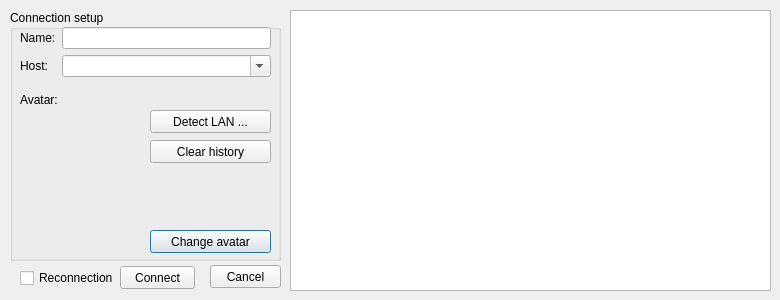
Above: src/dialog/connectiondialog.ui from NijigenDevs/QSanguosha-For-Saimoe before the change. Below: the same form after it.
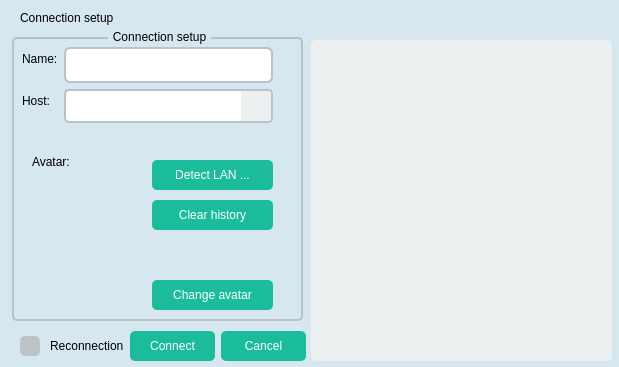
That is the form after the change. Icons and pictures are not drawn.

What changed in the file:
```diff
--- a/src/dialog/connectiondialog.ui
+++ b/src/dialog/connectiondialog.ui
@@ -9,30 +9,510 @@
    <rect>
     <x>0</x>
     <y>0</y>
-    <width>780</width>
-    <height>300</height>
+    <width>619</width>
+    <height>367</height>
    </rect>
   </property>
+  <property name="sizePolicy">
+   <sizepolicy hsizetype="Preferred" vsizetype="Preferred">
+    <horstretch>0</horstretch>
+    <verstretch>0</verstretch>
+   </sizepolicy>
+  </property>
   <property name="windowTitle">
    <string>Connection setup</string>
   </property>
+  <property name="styleSheet">
+   <string notr="true">QProgressBar {
+    color : solid gray;
+    border: 2px solid gray;
+    border-radius: 5px;
+    background: transparent;
+    padding: 0px;
+    text-align: center;
+}
+
+QProgressBar::chunk {
+    background: #B22222;
+}
+
+QTextEdit {
+	border-left: none;
+	border-right: none;
+	border-top: 1px solid qlineargradient(spread:reflect, x1:0, y1:0, x2:0.5, y2:0, stop:0 transparent, stop:1 rgb(166, 150, 122));
+	border-bottom: none;
+    background-color: rgba(0, 0, 0, 40%);
+}
+
+QTextEdit[description=&quot;true&quot;] {
+    border: 10px;
+    border-image: none;
+    background-color: rgba(255,255,255,255);
+}
+
+QTextEdit#whatsnew {
+	background-image: url(image/system/simpleBg/whatsnew.png);
+}
+
+QLineEdit {
+	border: 2px solid rgb(185, 195, 199);
+	padding-left: 8px;
+	min-height: 32px;
+	border-radius: 6px;
+	alignment: left center;
+}
+
+QLineEdit:focus {
+	border-color: rgb(26, 188, 156);
+}
+
+QLineEdit:disabled {
+	background-color: rgba(244, 246, 246, 70%);
+	border-color: rgba(213, 219, 219, 70%);
+	color: rgba(163, 169, 169, 70%);
+}
+
+QLineEdit#chat_edit {
+    background-color: rgba(0, 0, 0, 200);
+    color: white;
+    border: 1px solid rgb(166, 150, 122);
+    height: 20px;
+    border-radius: 2px;
+}
+
+QStatusBar::item {
+     border: 0px solid grey;
+ }
+
+QMenu[private_pile=&quot;true&quot;] {
+    background-color: rgba(43,63,53,200);
+    border-radius: 1px;
+    color: white;
+}
+
+QPushButton[private_pile=&quot;true&quot;] {
+    background-color: rgba(43,63,53,200);
+    border-radius: 1px;
+    color: white;
+}
+
+QMenu[treasure = true] {
+    background-color: rgba(64, 52, 0, 200);
+    border-radius: 5px;
+    color: white;
+}
+
+QPushButton[treasure = true] {
+    background-color: rgba(64, 52, 0, 200);
+    border-radius: 5px;
+    color: white;
+}
+
+QDialog {
+	background: rgb(214, 231, 239);
+}
+
+QTabWidget::pane {
+	border: none;
+}
+
+QTabWidget::tab-bar {
+    subcontrol-position: center;
+}
+
+QTabBar::tab {
+	alignment: center;
+	background-color: rgb(236, 240, 241);
+	border: none;
+	width: 109;
+	height: 44;
+	color: rgb(52, 73, 94);
+	font: 13px;
+}
+
+QTabBar::tab:only-one, QTabBar::tab:first {
+	border-top-left-radius: 5px;
+	border-bottom-left-radius: 5px;
+}
+
+QTabBar::tab:only-one, QTabBar::tab:last {
+	border-top-right-radius: 5px;
+	border-bottom-right-radius: 5px;
+}
+
+QTabBar::tab:selected {
+	background-color: rgb(26, 188, 156);
+}
+
+QTabBar::tab:!selected:hover {
+	color: rgb(26, 188, 156);
+}
+
+QTabBar::scroller {
+	width: 52px;
+}
+
+QTabBar QToolButton {
+	background-color: rgb(236, 240, 241);
+	border: transparent;
+	border-radius: 5px;
+	alignment: center;
+}
+
+QTabBar QToolButton:hover {
+	background-color: rgb(26, 188, 156);
+}
+
+QTabBar QToolButton::left-arrow {
+	image: url(image/system/controls/tabbar-left-arrow.png);
+	width: 12;
+	height: 12;
+}
+
+QTabBar QToolButton::right-arrow {
+	image: url(image/system/controls/tabbar-right-arrow.png);
+	width: 12;
+	height: 12;
+}
+
+QPushButton[game_control=&quot;true&quot;] {
+    border: 0px solid gray;
+    font: 12px;
+    border-radius: 5px;
+    padding: 6px 12px 6px 12px;
+}
+
+QPushButton#pause {
+    background-image: url(image/system/button/pause.png);
+}
+
+QPushButton#play {
+    background-image: url(image/system/button/play.png);
+}
+
+QPushButton#slow-down {
+    background-image: url(image/system/button/slow-down.png);
+}
+
+QPushButton#speed-up {
+    background-image: url(image/system/button/speed-up.png);
+}
+
+QPushButton#uniform {
+    background-image: url(image/system/button/uniform.png);
+}
+
+QPushButton[control = true] {
+	color: rgb(183, 218, 238);
+	background-color:rgba(0, 0, 0, 0);
+	border-style:none;
+}
+
+QPushButton[control = true]:hover {
+	background-color: rgb(72, 160, 212);
+}
+
+QPushButton[control = true][bold = true] {
+	font: bold;
+}
+
+#closeButton[control = true]:hover {
+	background-color: rgb(238, 44, 44);
+}
+
+QMenu {
+	background-color: rgb(216, 255, 253);
+	border: none;
+}
+
+QMenu::item {
+	padding: 7px 40px 7px 35px;
+	background: transparent;
+	border-radius: 2px;
+}
+
+QMenu::item:selected {
+	background: rgba(88, 201, 241, 200);
+}
+
+QMenu::separator {
+	height: 1px;
+    background: qlineargradient(spread:reflect, x1:0, y1:0, x2:0.5, y2:0, stop:0 transparent, stop:1 rgba(72, 160, 212, 255));
+	border-radius: 1px;
+    margin-left: 5px;
+    margin-right: 5px;
+}
+
+QMenu::indicator:checked {
+	margin-left: 5px;
+	width: 15px;
+	height: 15px;
+	image: url(image/system/controls/menu-indicator.png);
+}
+
+QMenu::right-arrow {
+	margin-right: 5px;
+	width: 12px;
+	height: 12px;
+	image: url(image/system/controls/menu-right-arrow.png);
+}
+
+QSpinBox {
+	border: 2px solid rgb(185, 195, 199);
+	padding-left: 8px;
+	min-height: 32px;
+	border-radius: 5px;
+	alignment: left center;
+}
+
+QSpinBox:focus {
+	border-color: rgb(26, 188, 156);
+}
+
+QSpinBox:disabled {
+	background-color: rgba(244, 246, 246, 70%);
+	border-color: rgba(213, 219, 219, 70%);
+	color: rgba(163, 169, 169, 70%);
+}
+
+QSpinBox::up-button {
+	margin-top: 1px;
+	margin-right: 1px;
+	background: rgb(236, 240, 241);
+	border-top-right-radius: 3px;
+}
+
+QSpinBox::down-button {
+	margin-bottom: 1px;
+	margin-right: 1px;
+	background: rgb(236, 240, 241);
+	border-bottom-right-radius: 3px;
+}
+
+QSpinBox::up-button:hover, QSpinBox::down-button:hover {
+	background: rgb(26, 188, 156);
+}
+
+QSpinBox::up-button:disabled, QSpinBox::down-button:disabled {
+	background-color: rgba(213, 219, 219, 70%);
+}
+
+QSpinBox::up-arrow {
+	image: url(image/system/controls/spinbox-up-arrow.png);
+}
+
+QSpinBox::down-arrow {
+	image: url(image/system/controls/spinbox-down-arrow.png);
+}
+
+QCheckBox {
+	spacing: 10px;
+	margin-left: 10px;
+}
+
+QCheckBox:checked {
+	color: rgb(26, 188, 156);
+}
+
+QCheckBox::indicator {
+	background: rgb(189, 195, 199);
+	border-radius: 5px;
+	height: 20px;
+	width: 20px;
+}
+
+QCheckBox::indicator:checked {
+	background: rgb(26, 188, 156);
+	image: url(image/system/controls/checkbox-indicator.png);
+}
+
+QCheckBox::indicator:hover {
+	image: url(image/system/controls/checkbox-indicator.png);
+}
+
+QCheckBox:disabled {
+	color: rgb(200, 202, 204);
+}
+
+QCheckBox::indicator:disabled {
+	background: rgb(200, 202, 204);
+}
+
+QDialog QPushButton {
+	color: white;
+	background-color: rgb(26, 188, 156);
+	border: transparent;
+	border-radius: 5px;
+	min-height: 30px;
+	min-width: 85px;
+}
+
+QDialog QPushButton:hover {
+	background-color: rgb(72, 201, 176);
+}
+
+QDialog QPushButton:disabled {
+	background-color: rgba(72, 201, 176, 52%);
+	color: rgba(255, 255, 255, 70%);
+}
+
+QDialog QPushButton:pressed {
+	background-color: rgb(22, 160, 133);
+}
+
+QRadioButton {
+	spacing: 10px;
+	margin-left: 10px;
+}
+
+QRadioButton:checked {
+	color: rgb(26, 188, 156);
+}
+
+QRadioButton::indicator {
+	background: url(image/system/controls/radiobutton-indicator-bg.png);
+	height: 20px;
+	width: 20px;
+}
+
+QRadioButton::indicator:checked {
+	background: url(image/system/controls/radiobutton-indicator-bg-checked.png);
+	image: url(image/system/controls/radiobutton-indicator-checked.png);
+}
+
+QRadioButton::indicator:unchecked:hover {
+	image: url(image/system/controls/radiobutton-indicator.png);
+}
+
+QRadioButton:disabled {
+	color: rgb(200, 202, 204);
+}
+
+QRadioButton::indicator:disabled {
+	background: url(image/system/controls/radiobutton-indicator-bg-disabled.png);
+}
+
+QRadioButton::indicator:disabled:checked {
+	image: url(image/system/controls/radiobutton-indicator-disabled.png);
+}
+
+QGroupBox {
+	border-radius: 5px;
+	background: transparent;
+	border: 2px solid rgb(185, 195, 199);
+	margin-top: 7px;
+	padding: 10px;
+}
+
+QGroupBox::title {
+	padding: 0 3px;
+    subcontrol-origin: margin;
+    subcontrol-position: top center;
+}
+
+QGroupBox:disabled {
+	background-color: rgba(244, 246, 246, 70%);
+	border-color: rgba(213, 219, 219, 70%);
+	color: rgba(163, 169, 169, 70%);
+}
+
+QGroupBox::title:disabled {
+	color: rgba(163, 169, 169, 70%);
+}
+
+QComboBox:disabled {
+	background-color: rgba(244, 246, 246, 70%);
+	border-color: rgba(213, 219, 219, 70%);
+	color: rgba(163, 169, 169, 70%);
+}
+
+QComboBox:!editable:on {
+	background-color: rgb(22, 160, 133);
+	color: white;
+}
+
+QComboBox {
+	border: 2px solid rgb(185, 195, 199);
+	border-radius: 5px;
+	height: 30px;
+}
+
+QComboBox:editable:focus, QComboBox:editable:on {
+	border-color: rgb(26, 188, 156);
+}
+
+QComboBox::drop-down {
+	background: rgb(236, 240, 241);
+	border-top-right-radius: 3px;
+	border-bottom-right-radius: 3px;
+	min-width: 30px;
+}
+
+QComboBox::drop-down:hover {
+	background-color: rgb(72, 201, 176);
+}
+
+QComboBox::drop-down:on {
+	background-color: rgb(22, 160, 133);
+}
+
+QComboBox::drop-down:disabled {
+	background-color: rgba(213, 219, 219, 70%);
+}
+
+QComboBox::down-arrow {
+	image: url(image/system/controls/combobox-down-arrow.png);
+}
+
+QComboBox QAbstractItemView {
+	background: rgb(52, 73, 94);
+	border-radius: 5px;
+	selection-background-color: rgb(44, 62, 80);
+	color: white;
+}
+
+QListView {
+	border-radius: 5px;
+	background-color: rgb(236, 240, 241);
+	color: rgb(52, 73, 94);
+}
+
+QListView::item {
+	border-radius: 5px;
+}
+
+QListView::item:selected {
+	background-color: rgb(26, 188, 156);
+	border: transparent;
+}
+
+QListView::item:!selected:hover {
+	color: rgb(26, 188, 156);
+}</string>
+  </property>
   <widget class="QGroupBox" name="groupBox">
    <property name="geometry">
     <rect>
-     <x>10</x>
-     <y>10</y>
-     <width>271</width>
-     <height>251</height>
+     <x>12</x>
+     <y>30</y>
+     <width>291</width>
+     <height>291</height>
     </rect>
    </property>
+   <property name="sizePolicy">
+    <sizepolicy hsizetype="Preferred" vsizetype="Fixed">
+     <horstretch>0</horstretch>
+     <verstretch>0</verstretch>
+    </sizepolicy>
+   </property>
    <property name="title">
     <string>Connection setup</string>
    </property>
    <widget class="QLabel" name="avatarLabel">
     <property name="geometry">
      <rect>
-      <x>10</x>
-      <y>82</y>
+      <x>20</x>
+      <y>124</y>
       <width>42</width>
       <height>16</height>
      </rect>
@@ -44,12 +524,18 @@
    <widget class="QLabel" name="avatarPixmap">
     <property name="geometry">
      <rect>
-      <x>20</x>
-      <y>108</y>
-      <width>100</width>
+      <x>15</x>
+      <y>143</y>
+      <width>114</width>
       <height>136</height>
      </rect>
     </property>
+    <property name="sizePolicy">
+     <sizepolicy hsizetype="Fixed" vsizetype="Fixed">
+      <horstretch>0</horstretch>
+      <verstretch>0</verstretch>
+     </sizepolicy>
+    </property>
     <property name="minimumSize">
      <size>
       <width>100</width>
@@ -67,9 +553,9 @@
     <property name="geometry">
      <rect>
       <x>140</x>
-      <y>220</y>
+      <y>250</y>
       <width>121</width>
-      <height>23</height>
+      <height>30</height>
      </rect>
     </property>
     <property name="text">
@@ -80,9 +566,9 @@
     <property name="geometry">
      <rect>
       <x>140</x>
-      <y>100</y>
+      <y>130</y>
       <width>121</width>
-      <height>23</height>
+      <height>30</height>
      </rect>
     </property>
     <property name="text">
@@ -93,9 +579,9 @@
     <property name="geometry">
      <rect>
       <x>140</x>
-      <y>130</y>
+      <y>170</y>
       <width>121</width>
-      <height>23</height>
+      <height>30</height>
      </rect>
     </property>
     <property name="text">
@@ -108,7 +594,7 @@
       <x>10</x>
       <y>17</y>
       <width>251</width>
-      <height>51</height>
+      <height>101</height>
      </rect>
     </property>
     <layout class="QFormLayout" name="formLayout">
@@ -155,13 +641,13 @@
     </layout>
    </widget>
   </widget>
-  <widget class="QListWidget" name="avatarList">
+  <widget class="QListView" name="avatarList">
    <property name="geometry">
     <rect>
-     <x>290</x>
-     <y>10</y>
-     <width>481</width>
-     <height>281</height>
+     <x>311</x>
+     <y>40</y>
+     <width>301</width>
+     <height>321</height>
     </rect>
    </property>
    <property name="iconSize">
@@ -176,46 +662,62 @@
    <property name="viewMode">
     <enum>QListView::IconMode</enum>
    </property>
-  </widget>
-  <widget class="QPushButton" name="cancelButton">
-   <property name="geometry">
-    <rect>
-     <x>210</x>
-     <y>265</y>
-     <width>71</width>
-     <height>23</height>
-    </rect>
+   <property name="uniformItemSizes">
+    <bool>true</bool>
    </property>
-   <property name="text">
-    <string>Cancel</string>
-   </property>
   </widget>
-  <widget class="QPushButton" name="connectButton">
-   <property name="geometry">
-    <rect>
-     <x>120</x>
-     <y>266</y>
-     <width>75</width>
-     <height>23</height>
-    </rect>
-   </property>
-   <property name="text">
-    <string>Connect</string>
-   </property>
-  </widget>
-  <widget class="QCheckBox" name="reconnectionCheckBox">
+  <widget class="QLabel" name="title">
    <property name="geometry">
     <rect>
      <x>20</x>
-     <y>270</y>
-     <width>95</width>
+     <y>10</y>
+     <width>101</width>
      <height>16</height>
     </rect>
    </property>
    <property name="text">
-    <string>Reconnection</string>
+    <string>Connection setup</string>
    </property>
   </widget>
+  <widget class="QWidget" name="layoutWidget2">
+   <property name="geometry">
+    <rect>
+     <x>10</x>
+     <y>330</y>
+     <width>296</width>
+     <height>32</height>
+    </rect>
+   </property>
+   <property name="sizePolicy">
+    <sizepolicy hsizetype="Preferred" vsizetype="Fixed">
+     <horstretch>0</horstretch>
+     <verstretch>0</verstretch>
+    </sizepolicy>
+   </property>
+   <layout class="QHBoxLayout" name="horizontalLayout">
+    <item>
+     <widget class="QCheckBox" name="reconnectionCheckBox">
+      <property name="text">
+       <string>Reconnection</string>
+      </property>
+     </widget>
+    </item>
+    <item>
+     <widget class="QPushButton" name="connectButton">
+      <property name="text">
+       <string>Connect</string>
+      </property>
+     </widget>
+    </item>
+    <item>
+     <widget class="QPushButton" name="cancelButton">
+      <property name="text">
+       <string>Cancel</string>
+      </property>
+     </widget>
+    </item>
+   </layout>
+  </widget>
  </widget>
  <tabstops>
   <tabstop>avatarList</tabstop>
```
Left out of the diff: 2 changed lines with no effect on the pictures.
